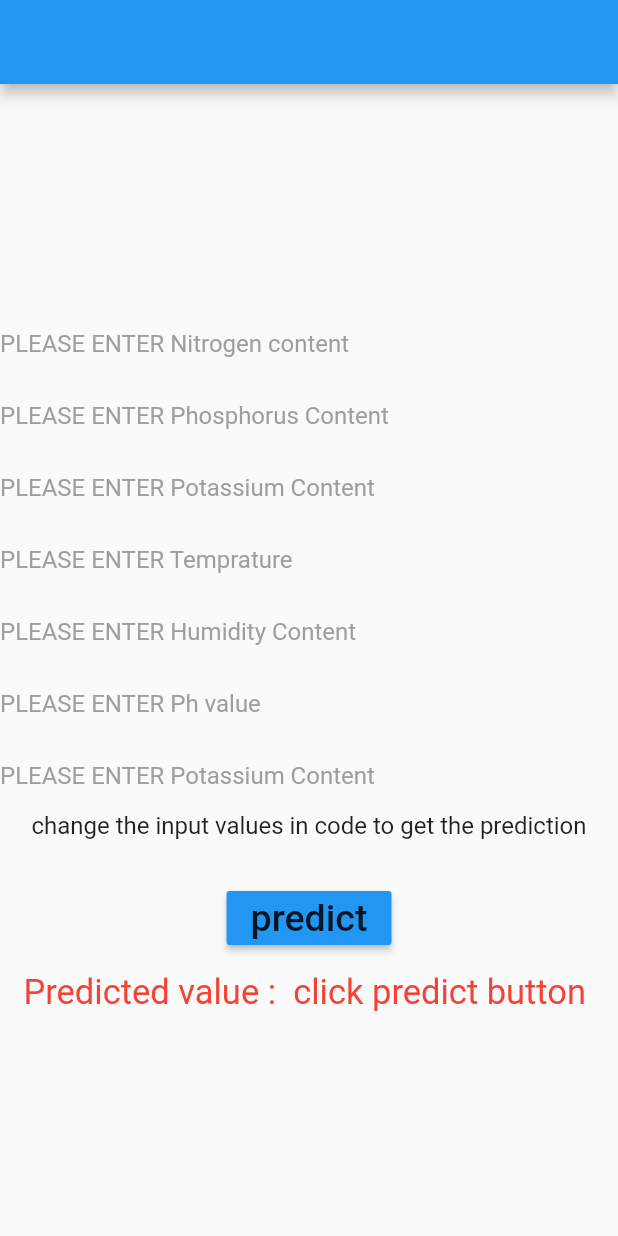
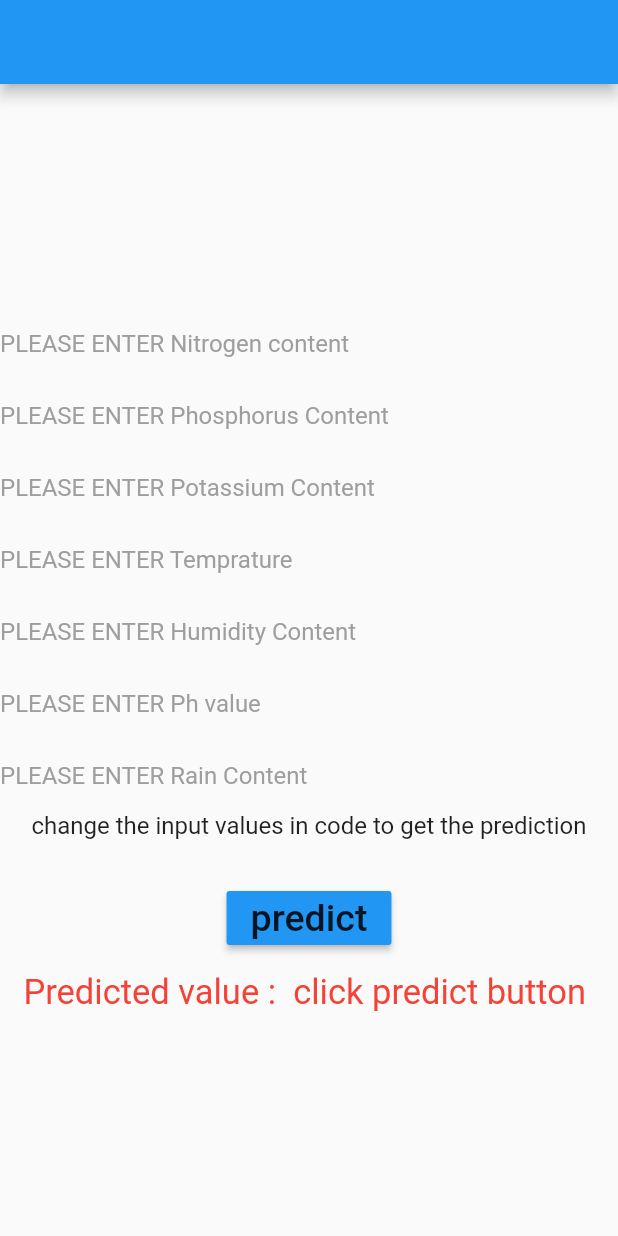
Before and after one commit to abhijitgawai/CropNFertilizer_Prediction_Farmers_Guide_Module_AndroidApp, a Flutter app: the screen it shows after launch, after a tap on "predict", on a phone screen of 412 x 824 dp. Run offline on Flutter 3.47's test engine with Material 2 defaults, Android fonts, the phone set to English and light mode, and no system bars; our stand-ins replace font_awesome_flutter; missing offline and left inert: tflite_flutter.

```diff
--- a/Flutter_predictionApp/lib/predModel.dart
+++ b/Flutter_predictionApp/lib/predModel.dart
@@ -1,6 +1,9 @@
 import 'package:flutter/cupertino.dart';
 import 'package:flutter/material.dart';
 import 'package:tflite_flutter/tflite_flutter.dart';
+import 'package:http/http.dart' as http;
+import 'package:font_awesome_flutter/font_awesome_flutter.dart';
+import 'dart:convert';
 //import 'dart:math';
 //import 'package:math_expressions/math_expressions.dart';
 
@@ -24,6 +27,9 @@ class _PredModelState extends State<PredModel> {
   final Ph_Controller = TextEditingController();
   final Rain_Controller = TextEditingController();              //del
 
+  var Temp_api;
+  var Humidity_api;
+
   Future<void> predData(  ) async { //String strr
     final interpreter = await Interpreter.fromAsset('ml_model.tflite');
     //var input = [ [90.0,42.0,43.0,20.0,82.0,6.0,202.0] ];
@@ -35,6 +41,21 @@ class _PredModelState extends State<PredModel> {
     var Ph_ = double.parse(Ph_Controller.text);
     var Rain_ = double.parse(Rain_Controller.text);
 
+
+
+    http.Response response = await http.get("https://api.openweathermap.org/data/2.5/weather?q=Akola&units=metric&appid=e43ac111fdcd8670e101cf9d0f9c7749");  // any way this is secret
+    var results =jsonDecode(response.body);
+    // setState ((){
+    //   this.Temp_api=results['main']['temp'];
+    //   this.Humidity_api=results['main']['humidity'];
+    // });
+
+    Temp_api=results['main']['temp'];
+    Humidity_api=results['main']['humidity'];
+
+    print("This is what I wanted below");
+    print(Temp_api.toString());
+    print(Humidity_api.toString());
 
     //var input = [ [ N_Controller.text, P_Controller.text, K_Controller.text, Temp_Controller.text, Humidity_Controller.text, Ph_Controller.text, Rain_Controller.text       ]  ];
     //var input =[[  onePointOne,onePointOne,onePointOne,onePointOne,onePointOne,onePointOne,onePointOne  ]];
@@ -135,6 +156,7 @@ class _PredModelState extends State<PredModel> {
         child: Column(
           mainAxisAlignment: MainAxisAlignment.center,
           children: [
+
             TextField(                                               // N
               controller: N_Controller,
               keyboardType: TextInputType.number,
@@ -145,6 +167,7 @@ class _PredModelState extends State<PredModel> {
                 hintStyle: TextStyle(color: Colors.grey),
               ),
             ),
+
             TextField(                                              // P
               controller: P_Controller,
               keyboardType: TextInputType.number,
@@ -155,6 +178,7 @@ class _PredModelState extends State<PredModel> {
                 hintStyle: TextStyle(color: Colors.grey),
               ),
             ),
+
             TextField(                                           // K
               controller: K_Controller,
               keyboardType: TextInputType.number,
@@ -165,6 +189,7 @@ class _PredModelState extends State<PredModel> {
                 hintStyle: TextStyle(color: Colors.grey),
               ),
             ),
+
             TextField(                                           // Temp
               controller: Temp_Controller,
               keyboardType: TextInputType.number,
@@ -175,6 +200,7 @@ class _PredModelState extends State<PredModel> {
                 hintStyle: TextStyle(color: Colors.grey),
               ),
             ),
+
             TextField(                                            // Humidity
               controller: Humidity_Controller,
               keyboardType: TextInputType.number,
@@ -185,6 +211,7 @@ class _PredModelState extends State<PredModel> {
                 hintStyle: TextStyle(color: Colors.grey),
               ),
             ),
+
             TextField(                                           // Ph
               controller: Ph_Controller,
               keyboardType: TextInputType.number,
@@ -195,13 +222,14 @@ class _PredModelState extends State<PredModel> {
                 hintStyle: TextStyle(color: Colors.grey),
               ),
             ),
+
             TextField(                                               // Rain
               controller: Rain_Controller,
               keyboardType: TextInputType.number,
               textAlign: TextAlign.left,
               decoration: InputDecoration(
                 border: InputBorder.none,
-                hintText: 'PLEASE ENTER Potassium Content',
+                hintText: 'PLEASE ENTER Rain Content',
                 hintStyle: TextStyle(color: Colors.grey),
               ),
             ),
--- a/Flutter_predictionApp/pubspec.yaml
+++ b/Flutter_predictionApp/pubspec.yaml
@@ -30,10 +30,13 @@ dependencies:
   cupertino_icons: ^1.0.2
   tflite_flutter: ^0.8.0
   math_expressions: ^2.2.0
+  font_awesome_flutter: ^8.7.0
+  http: ^0.12.0+4
 
 dev_dependencies:
   flutter_test:
     sdk: flutter
+
 
 # For information on the generic Dart part of this file, see the
 # following page: https://dart.dev/tools/pub/pubspec
```
Also changed, not shown: Flutter_predictionApp/pubspec.lock.
